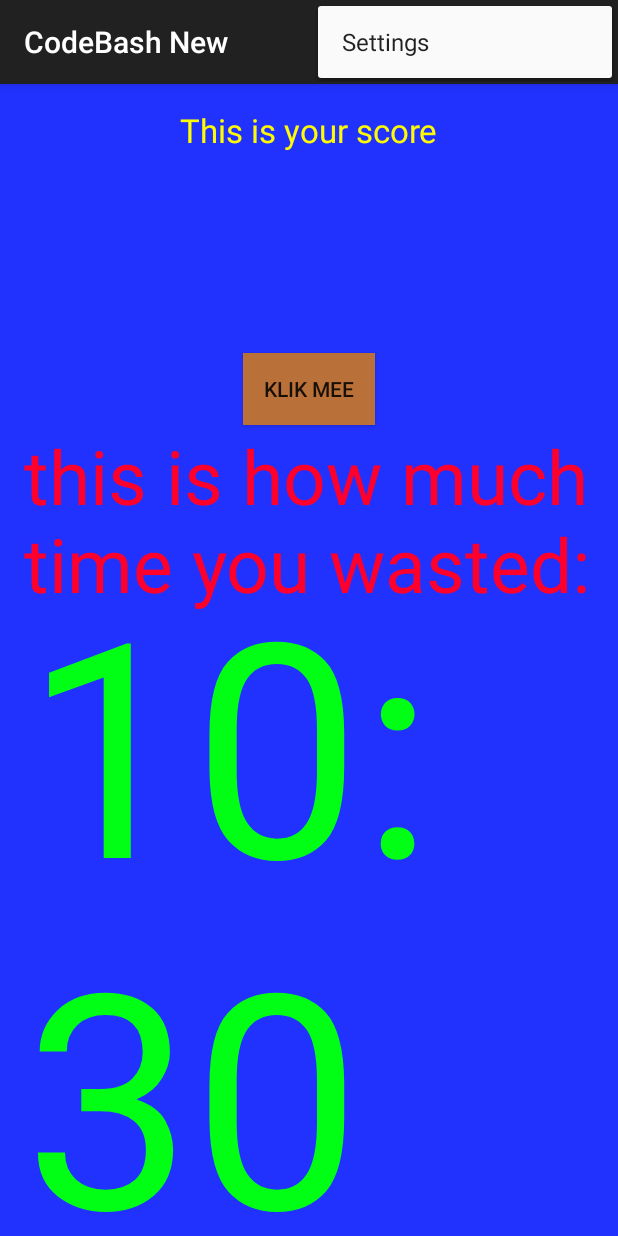
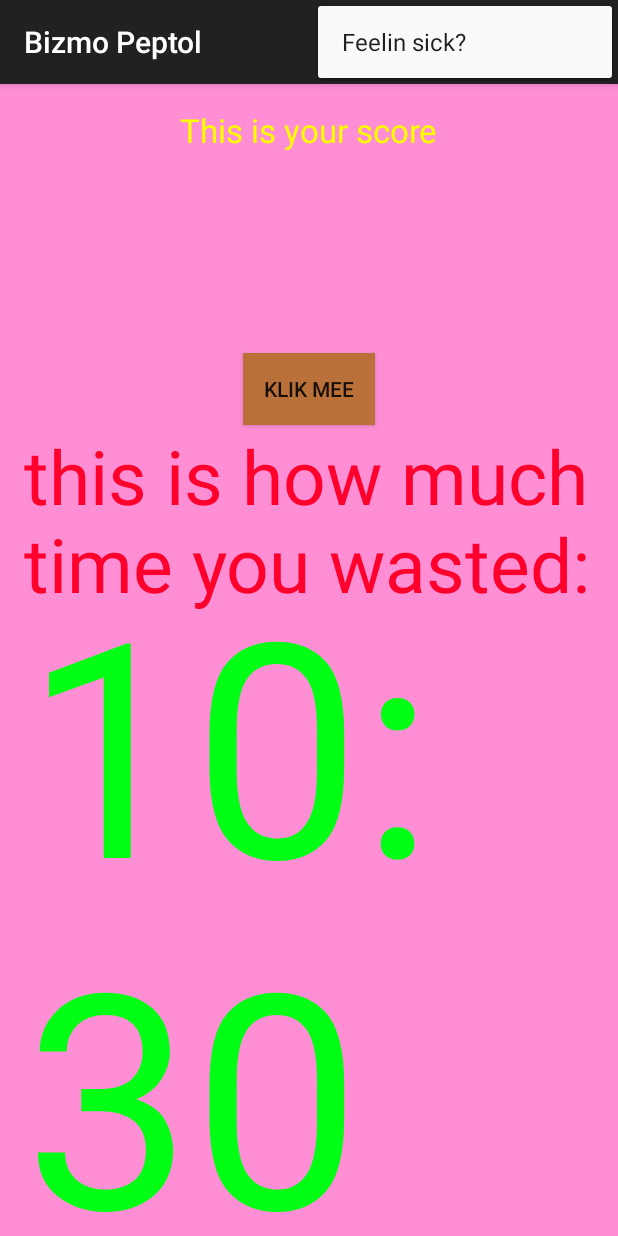
Before and after one commit to crazyguythatpeoplethinkisrussian/CodeBashNew, an Android app: the screen it shows after launch (MainActivity), with the options menu open, on a phone screen of 412 x 824 dp. Run offline under Robolectric (Android 15) with nearby library versions, the phone set to English and light mode, and no system bars.

Commit message:
Blargh
pepto bizmol. looping music, and sickness!

```diff
--- a/app/src/main/java/wheatdins/codebashnew/MainActivity.java
+++ b/app/src/main/java/wheatdins/codebashnew/MainActivity.java
@@ -18,6 +18,7 @@ public class MainActivity extends AppCompatActivity {
         setContentView(R.layout.activity_main);
         MediaPlayer mediaPlayer = MediaPlayer.create(this, R.raw.somethings);
         mediaPlayer.start(); // no need to call prepare(); create() does that for you
+        mediaPlayer.setLooping(true);
 
 
     }
--- a/app/src/main/res/layout/activity_main.xml
+++ b/app/src/main/res/layout/activity_main.xml
@@ -5,7 +5,7 @@
     android:paddingTop="@dimen/activity_vertical_margin"
     android:paddingBottom="@dimen/activity_vertical_margin" tools:context=".MainActivity"
     android:id="@+id/AA"
-    android:background="#2132ff">
+    android:background="#ff8ed5">
 
     <Button
         android:layout_width="wrap_content"
--- a/app/src/main/res/values/strings.xml
+++ b/app/src/main/res/values/strings.xml
@@ -1,6 +1,6 @@
 <resources>
-    <string name="app_name">CodeBash New</string>
+    <string name="app_name">Bizmo Peptol</string>
 
     <string name="hello_world">Hello world!</string>
-    <string name="action_settings">Settings</string>
+    <string name="action_settings">Feelin sick?</string>
 </resources>
```
Also changed, not shown: 1 other file.
